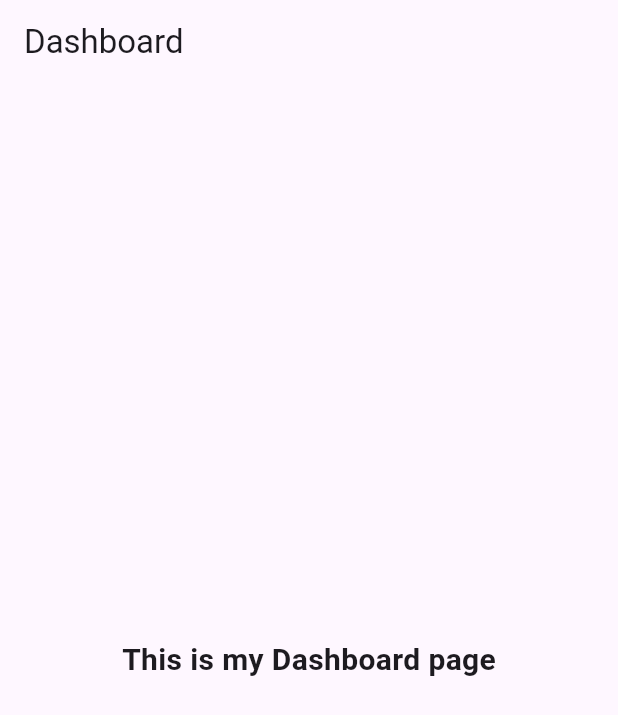
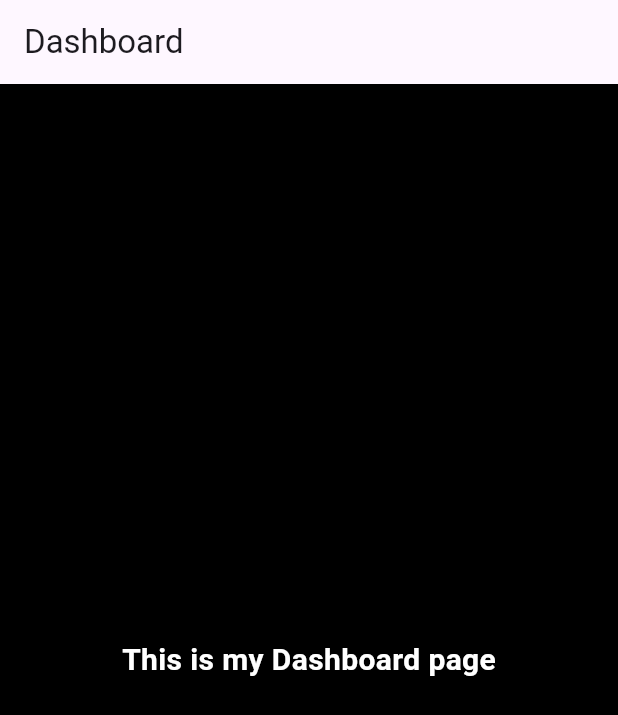
Before and after one commit to grgnitika/studyflix_mobile_app, a Flutter app: the screen it shows after launch, on a phone screen of 412 x 824 dp. Shown: the top 715 px of the screen. Run offline on Flutter 3.47's test engine with Material 3 defaults, Android fonts, the phone set to English and light mode, and no system bars.

```diff
--- a/studyflix/lib/view/dashboard_view.dart
+++ b/studyflix/lib/view/dashboard_view.dart
@@ -9,10 +9,17 @@ class DashBoardScreen extends StatelessWidget {
       appBar: AppBar(
         title: const Text('Dashboard'),
       ),
-      body: const Center(
-        child: Text(
-          'This is my Dashboard page',
-          style: TextStyle(fontSize: 20, fontWeight: FontWeight.bold),
+      body: Container(
+        color: Colors.black, // Background color
+        child: const Center(
+          child: Text(
+            'This is my Dashboard page',
+            style: TextStyle(
+              fontSize: 20,
+              fontWeight: FontWeight.bold,
+              color: Colors.white, // text color
+            ),
+          ),
         ),
       ),
     );
```
